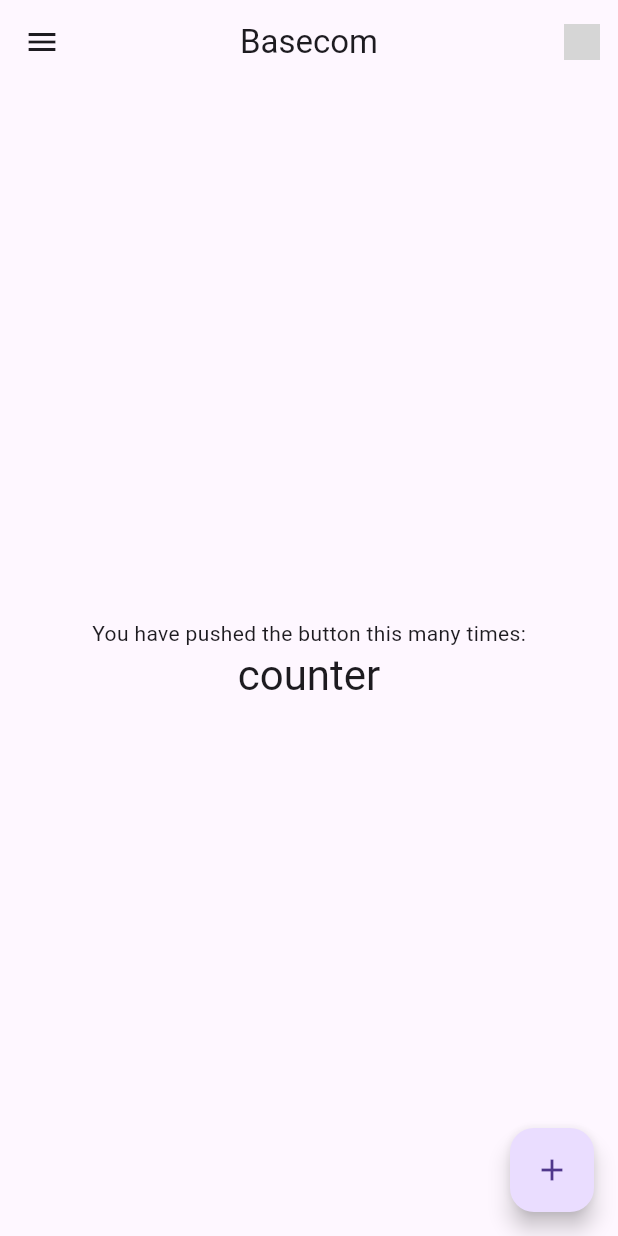
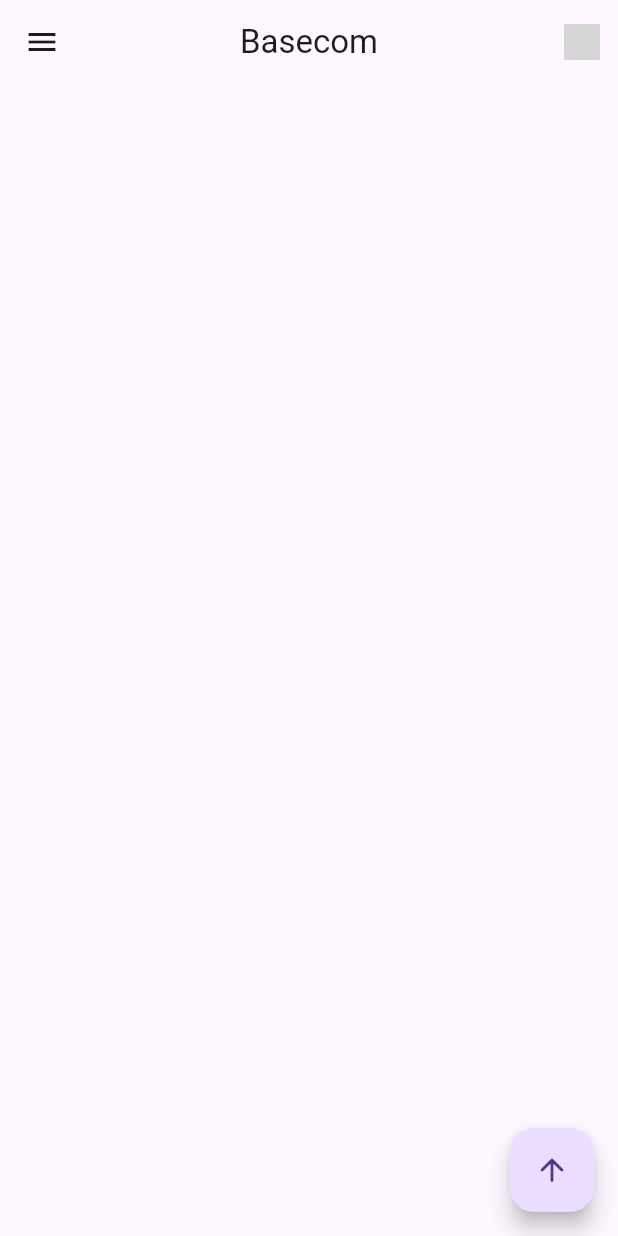
Before and after one commit to naseebnaushad/basecom, a Flutter app: the screen it shows after launch, on a phone screen of 412 x 824 dp. Run offline on Flutter 3.47's test engine with Material 3 defaults, Android fonts, the light colour scheme and no system bars; our stand-ins replace google_fonts; grey boxes are pictures that could not be loaded.

Commit message:
Minor changes and google fonts import. (10/08/2025)

```diff
--- a/lib/main.dart
+++ b/lib/main.dart
@@ -1,4 +1,6 @@
 import 'package:flutter/material.dart';
+import 'package:flutter/services.dart';
+import 'package:google_fonts/google_fonts.dart';
 
 void main() {
   runApp(const MyApp());
@@ -12,9 +14,6 @@ class MyApp extends StatelessWidget {
     return MaterialApp(
       debugShowCheckedModeBanner: false,
       title: 'basecom',
-      // theme: ThemeData(
-      //   colorScheme: ColorScheme.fromSeed(seedColor: Colors.deepPurple),
-      // ),
       home: const MyHomePage(title: 'Welcome Naseeb'),
     );
   }
@@ -45,25 +44,19 @@ class MyHomePage extends StatelessWidget {
             icon: ImageIcon(AssetImage('assets/shopping-bag.png')),
           ),
         ],
-
-        // backgroundColor: Theme.of(context).colorScheme.inversePrimary,
       ),
       body: Center(
         child: Column(
           mainAxisAlignment: MainAxisAlignment.center,
           children: <Widget>[
-            const Text('You have pushed the button this many times:'),
-            Text(
-              'counter',
-              style: Theme.of(context).textTheme.headlineMedium,
-            ),
+
           ],
         ),
       ),
       floatingActionButton: FloatingActionButton(
         onPressed: (){},
         tooltip: 'Increment',
-        child: const Icon(Icons.add),
+        child: const Icon(Icons.arrow_upward_rounded),
       ),
     );
   }
--- a/pubspec.yaml
+++ b/pubspec.yaml
@@ -34,6 +34,7 @@ dependencies:
   # The following adds the Cupertino Icons font to your application.
   # Use with the CupertinoIcons class for iOS style icons.
   cupertino_icons: ^1.0.8
+  google_fonts: ^6.3.0
 
 dev_dependencies:
   flutter_test:
```
Also changed, not shown: pubspec.lock, 1 other file.
